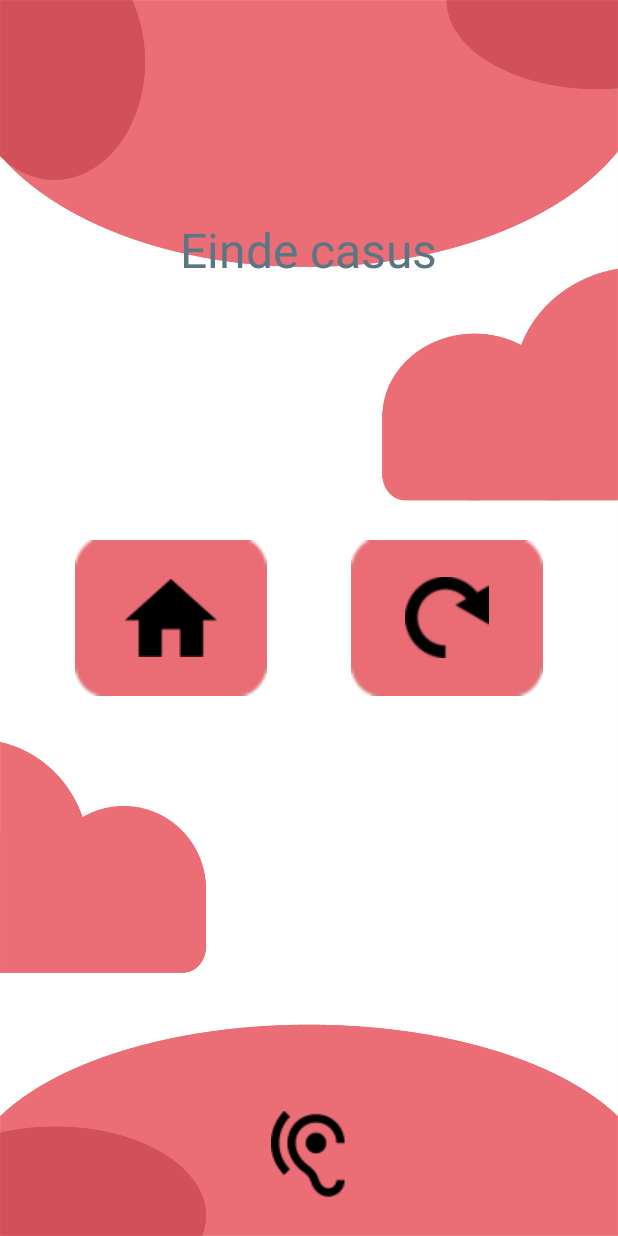
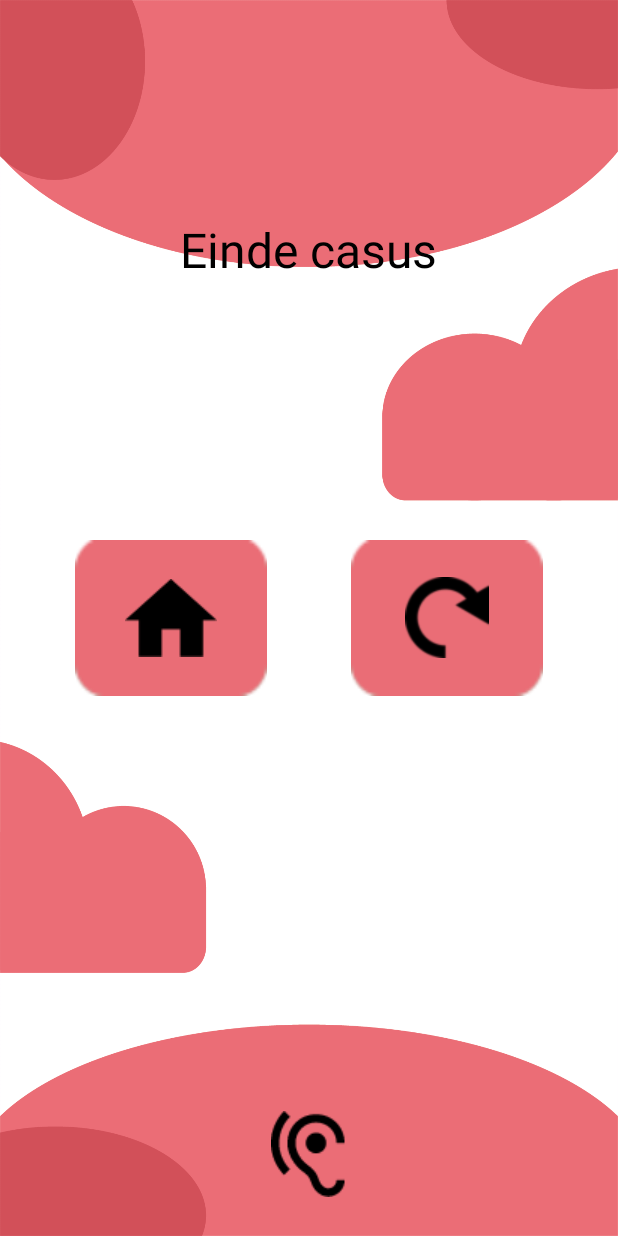
Before and after one commit to salimfenzar1/CodyGroepje, an Android app: the DttGameEndActivity screen opened directly, with no data from a screen before it, on a phone screen of 412 x 824 dp. Run offline under Robolectric (Android 15) with nearby library versions, the phone set to English and light mode, and no system bars.

Commit message:
fixed title colors

```diff
--- a/app/src/main/res/layout/activity_dtt_explanation_yellow.xml
+++ b/app/src/main/res/layout/activity_dtt_explanation_yellow.xml
@@ -6,7 +6,7 @@
     tools:context="com.example.deTijdTikt.DttExplanationYellowActivity"
     android:layout_width="match_parent"
     android:layout_height="match_parent"
-    android:background="@drawable/ddt_border_background_yellow">
+    android:background="@drawable/dtt_border_background_yellow">
 
     <TextView
         android:id="@+id/text_view_statement_title_yellow"
--- a/app/src/main/res/layout/activity_dtt_game_end.xml
+++ b/app/src/main/res/layout/activity_dtt_game_end.xml
@@ -16,7 +16,7 @@
         android:layout_alignParentBottom="true"
         android:layout_marginBottom="@dimen/bottomMargin"
         android:text="@string/game_end"
-        android:textColor="#5b7683"
+        android:textColor="@color/black"
         android:textSize="@dimen/game_title_text_size" />
 
     <ImageButton
--- a/app/src/main/res/layout/activity_dtt_other_opinions.xml
+++ b/app/src/main/res/layout/activity_dtt_other_opinions.xml
@@ -16,7 +16,7 @@
         android:layout_alignParentBottom="true"
         android:layout_marginBottom="@dimen/bottomMargin"
         android:text="@string/other_opinions"
-        android:textColor="#5b7683"
+        android:textColor="@color/black"
         android:textSize="@dimen/game_title_text_size" />
 
     <ImageButton
```
